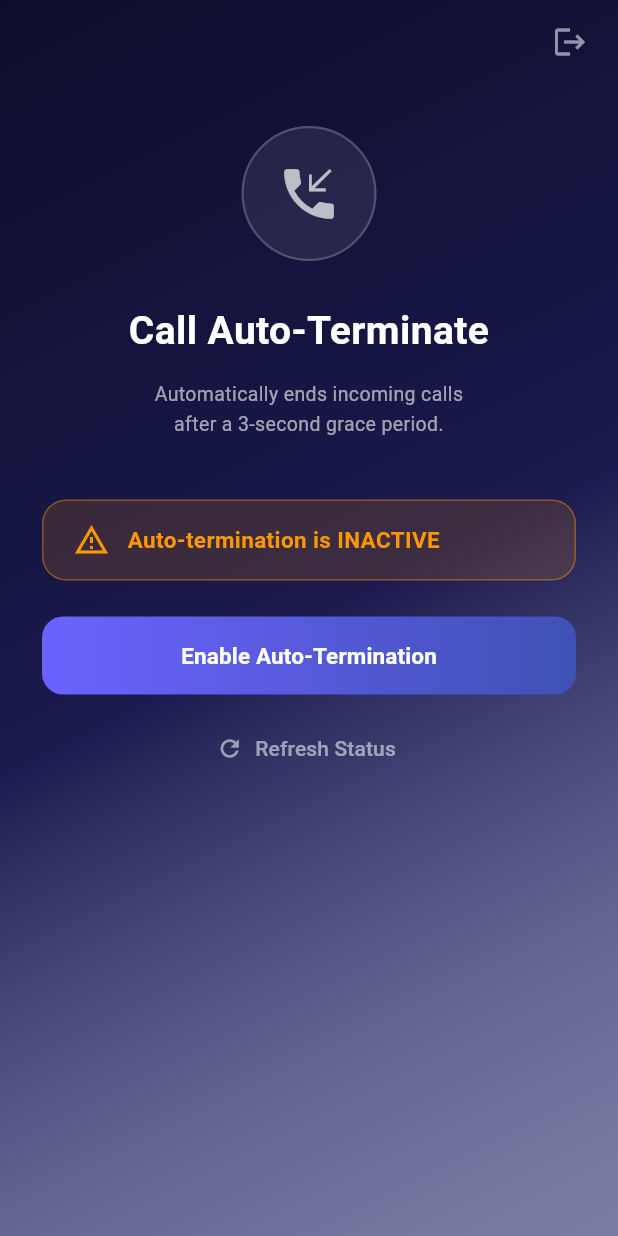
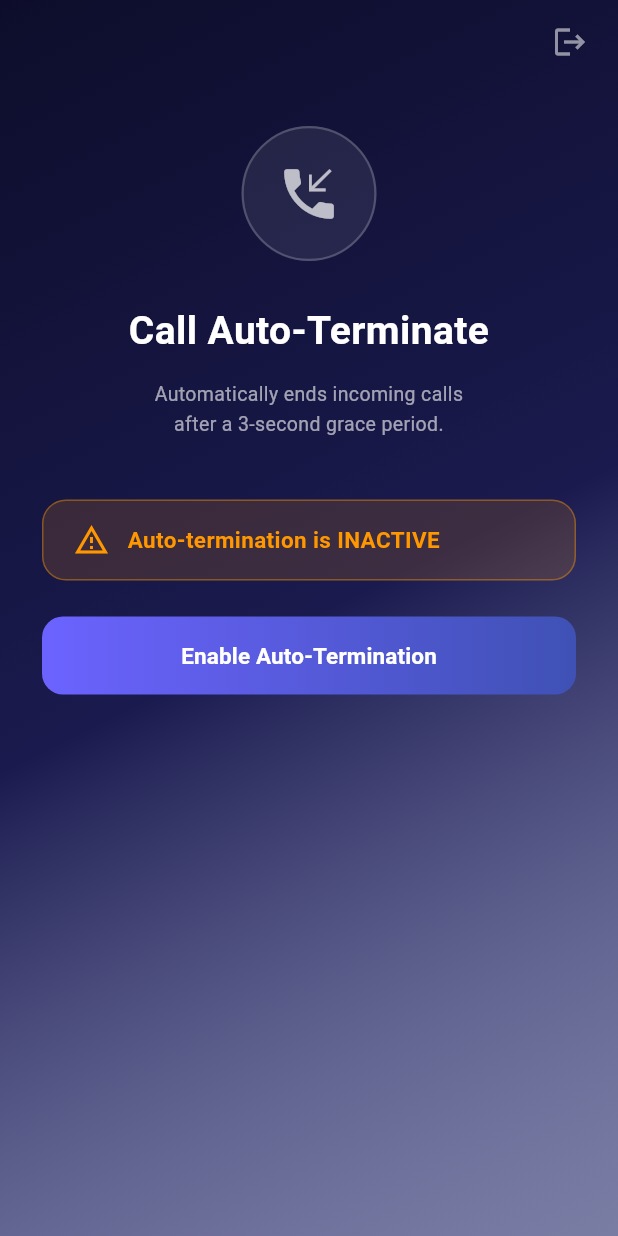
Before and after one commit to Yovel-R/call_rejection, a Flutter app: the CallScreeningHome screen opened by its route, on a phone screen of 412 x 824 dp. Run offline on Flutter 3.47's test engine with Material 3 defaults, Android fonts, the phone set to English and light mode, and no system bars; our stand-ins replace permission_handler, shared_preferences; accounts and stored records are empty.

Commit message:
UI: remove non-functional refresh status button

```diff
--- a/lib/main.dart
+++ b/lib/main.dart
@@ -315,19 +315,6 @@ class _CallScreeningHomeState extends State<CallScreeningHome>
                         _buildStatusCard(),
                         const SizedBox(height: 24),
                         _buildActionButton(),
-                        const SizedBox(height: 12),
-                        TextButton.icon(
-                          onPressed: _checkRole,
-                          icon: const Icon(
-                            Icons.refresh,
-                            color: Colors.white54,
-                            size: 18,
-                          ),
-                          label: const Text(
-                            'Refresh Status',
-                            style: TextStyle(color: Colors.white54),
-                          ),
-                        ),
                       ],
                       const SizedBox(height: 32),
                       if (_callLog.isNotEmpty) _buildCallLog(),
```
